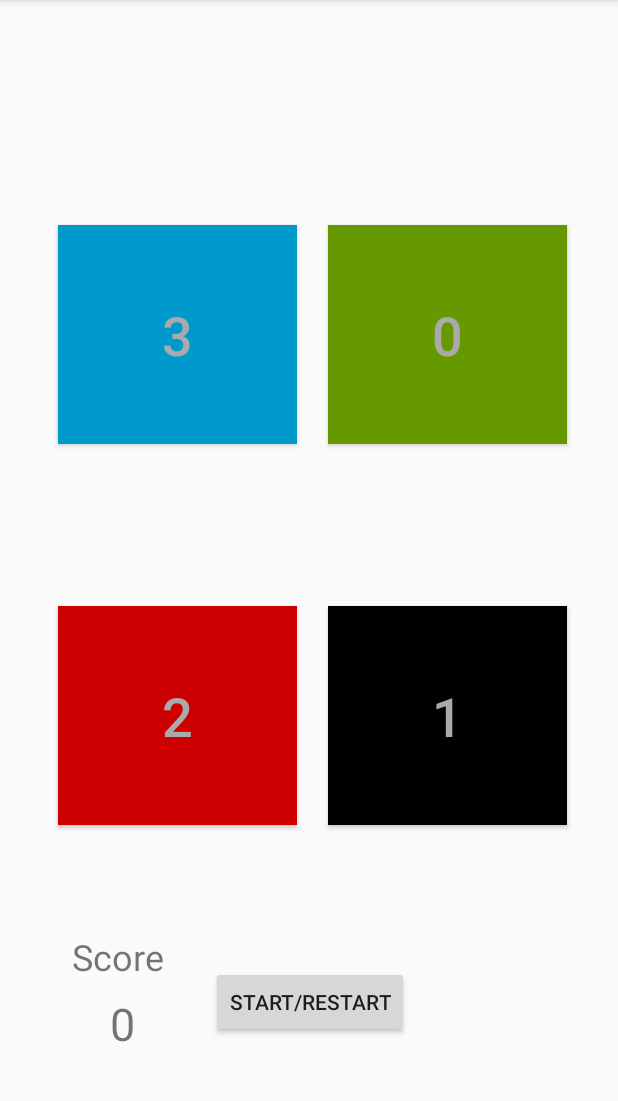
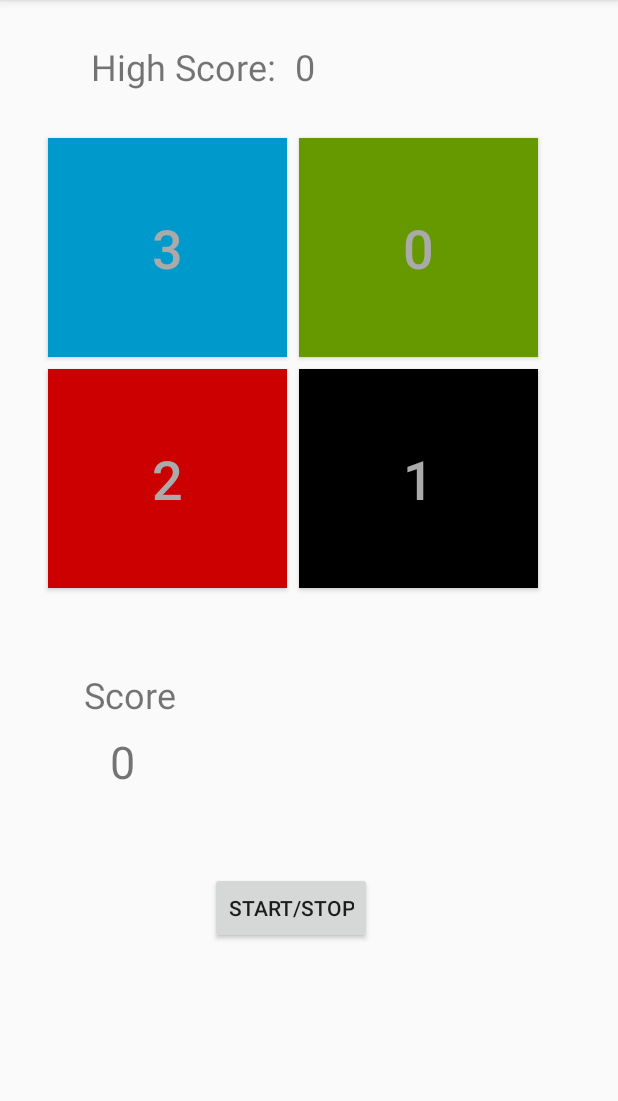
Before and after one commit to ConnorPigg/simon, an Android app: the screen it shows after launch (GameActivity), on a phone screen of 412 x 824 dp, the part 84-1185 px from its top. Run offline under Robolectric (Android 15) with nearby library versions, the phone set to English and light mode, and no system bars.

Commit message:
Simple game using Toast works. Saves high score.

```diff
--- a/SimonGame/app/src/main/res/layout/activity_game.xml
+++ b/SimonGame/app/src/main/res/layout/activity_game.xml
@@ -10,14 +10,14 @@
         android:id="@+id/ScoreLabel"
         android:layout_width="wrap_content"
         android:layout_height="wrap_content"
+        android:layout_marginLeft="56dp"
+        android:layout_marginTop="8dp"
         android:text="Score"
         android:textSize="24sp"
         app:layout_constraintBottom_toBottomOf="parent"
-        app:layout_constraintHorizontal_bias="0.136"
         app:layout_constraintLeft_toLeftOf="parent"
-        app:layout_constraintRight_toRightOf="parent"
-        app:layout_constraintTop_toTopOf="parent"
-        app:layout_constraintVertical_bias="0.845" />
+        app:layout_constraintTop_toBottomOf="@+id/button2"
+        app:layout_constraintVertical_bias="0.139" />
 
     <TextView
         android:id="@+id/Score"
@@ -45,72 +45,64 @@
         android:layout_marginStart="8dp"
         android:layout_marginTop="8dp"
         android:background="@android:color/black"
+        android:onClick="simon_button_clicked"
         android:text="1"
         android:textColor="@android:color/darker_gray"
         android:textSize="36sp"
         app:layout_constraintBottom_toBottomOf="parent"
         app:layout_constraintEnd_toEndOf="parent"
-        app:layout_constraintHorizontal_bias="0.889"
-        app:layout_constraintStart_toStartOf="parent"
-        app:layout_constraintTop_toTopOf="parent"
-        app:layout_constraintVertical_bias="0.653" />
+        app:layout_constraintHorizontal_bias="0.0"
+        app:layout_constraintStart_toEndOf="@+id/button2"
+        app:layout_constraintTop_toBottomOf="@+id/button0"
+        app:layout_constraintVertical_bias="0.0" />
 
     <Button
         android:id="@+id/button0"
         android:layout_width="159dp"
         android:layout_height="146dp"
-        android:layout_marginBottom="8dp"
         android:layout_marginEnd="8dp"
         android:layout_marginStart="8dp"
-        android:layout_marginTop="8dp"
+        android:layout_marginTop="92dp"
         android:background="@android:color/holo_green_dark"
+        android:onClick="simon_button_clicked"
         android:text="0"
         android:textColor="@android:color/darker_gray"
         android:textSize="36sp"
-        app:layout_constraintBottom_toBottomOf="parent"
         app:layout_constraintEnd_toEndOf="parent"
-        app:layout_constraintHorizontal_bias="0.889"
-        app:layout_constraintStart_toStartOf="parent"
-        app:layout_constraintTop_toTopOf="parent"
-        app:layout_constraintVertical_bias="0.234" />
+        app:layout_constraintHorizontal_bias="0.0"
+        app:layout_constraintStart_toEndOf="@+id/button3"
+        app:layout_constraintTop_toTopOf="parent" />
 
     <Button
         android:id="@+id/button2"
         android:layout_width="159dp"
         android:layout_height="146dp"
         android:layout_marginBottom="8dp"
-        android:layout_marginEnd="8dp"
-        android:layout_marginStart="8dp"
+        android:layout_marginStart="32dp"
         android:layout_marginTop="8dp"
         android:background="@android:color/holo_red_dark"
+        android:onClick="simon_button_clicked"
         android:text="2"
         android:textColor="@android:color/darker_gray"
         android:textSize="36sp"
         app:layout_constraintBottom_toBottomOf="parent"
-        app:layout_constraintEnd_toEndOf="parent"
-        app:layout_constraintHorizontal_bias="0.129"
         app:layout_constraintStart_toStartOf="parent"
-        app:layout_constraintTop_toTopOf="parent"
-        app:layout_constraintVertical_bias="0.653" />
+        app:layout_constraintTop_toBottomOf="@+id/button3"
+        app:layout_constraintVertical_bias="0.0" />
 
     <Button
         android:id="@+id/button3"
         android:layout_width="159dp"
         android:layout_height="146dp"
-        android:layout_marginBottom="8dp"
-        android:layout_marginEnd="8dp"
-        android:layout_marginStart="8dp"
-        android:layout_marginTop="8dp"
+        android:layout_marginStart="32dp"
+        android:layout_marginTop="92dp"
         android:background="@android:color/holo_blue_dark"
+        android:onClick="simon_button_clicked"
         android:text="3"
         android:textColor="@android:color/darker_gray"
         android:textSize="36sp"
-        app:layout_constraintBottom_toBottomOf="parent"
-        app:layout_constraintEnd_toEndOf="parent"
-        app:layout_constraintHorizontal_bias="0.129"
         app:layout_constraintStart_toStartOf="parent"
-        app:layout_constraintTop_toTopOf="parent"
-        app:layout_constraintVertical_bias="0.234" />
+        app:layout_constraintTop_toTopOf="parent" />
 
     <Button
         android:id="@+id/button5"
@@ -120,12 +112,47 @@
         android:layout_marginEnd="8dp"
         android:layout_marginStart="8dp"
         android:layout_marginTop="8dp"
-        android:text="Start/Restart"
+        android:onClick="start_restart_button_clicked"
+        android:text="Start/Stop"
         app:layout_constraintBottom_toBottomOf="parent"
         app:layout_constraintEnd_toEndOf="parent"
-        app:layout_constraintHorizontal_bias="0.502"
+        app:layout_constraintHorizontal_bias="0.085"
+        app:layout_constraintStart_toEndOf="@+id/ScoreLabel"
+        app:layout_constraintTop_toBottomOf="@+id/button2"
+        app:layout_constraintVertical_bias="0.581" />
+
+    <TextView
+        android:id="@+id/HighScoreLabel"
+        android:layout_width="wrap_content"
+        android:layout_height="wrap_content"
+        android:layout_marginBottom="8dp"
+        android:layout_marginEnd="8dp"
+        android:layout_marginStart="8dp"
+        android:layout_marginTop="8dp"
+        android:text="High Score:"
+        android:textSize="24sp"
+        app:layout_constraintBottom_toTopOf="@+id/button3"
+        app:layout_constraintEnd_toEndOf="parent"
+        app:layout_constraintHorizontal_bias="0.194"
         app:layout_constraintStart_toStartOf="parent"
         app:layout_constraintTop_toTopOf="parent"
-        app:layout_constraintVertical_bias="0.903" />
+        app:layout_constraintVertical_bias="0.456" />
+
+    <TextView
+        android:id="@+id/HighScore"
+        android:layout_width="wrap_content"
+        android:layout_height="wrap_content"
+        android:layout_marginBottom="8dp"
+        android:layout_marginEnd="8dp"
+        android:layout_marginStart="8dp"
+        android:layout_marginTop="8dp"
+        android:text="0"
+        android:textSize="24sp"
+        app:layout_constraintBottom_toTopOf="@+id/button0"
+        app:layout_constraintEnd_toEndOf="parent"
+        app:layout_constraintHorizontal_bias="0.022"
+        app:layout_constraintStart_toEndOf="@+id/HighScoreLabel"
+        app:layout_constraintTop_toTopOf="parent"
+        app:layout_constraintVertical_bias="0.454" />
 
 </android.support.constraint.ConstraintLayout>
```
Also changed, not shown: SimonGame/app/src/main/java/edu/illinois/cs/cs125/simongame/GameActivity.java (+52 -20 lines).
